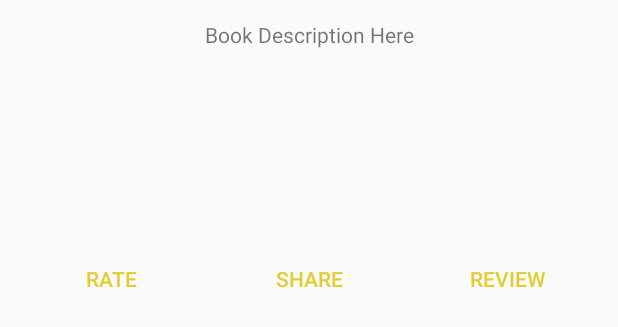
After one commit to lily514/book-app-428, an Android app: the layout book_card_layout.xml on its own in the app's theme, with its tools: preview values and no code run, on a phone screen of 412 x 824 dp. The commit adds this screen. Shown: the top 327 px of the screen. Run offline under Robolectric (Android 15) with nearby library versions, the phone set to English and light mode, and no system bars.

Commit message:
Created layout for cards to use

```diff
--- /dev/null
+++ b/app/src/main/java/com/cs428/app/bookapp/adapter/CardPresenter.java
@@ -0,0 +1,9 @@
+package com.cs428.app.bookapp.adapter;
+
+/**
+ * Created by chees on 2/26/2018.
+ */
+// http://android.xsoftlab.net/training/tv/playback/card.html
+public class CardPresenter {
+
+}
--- /dev/null
+++ b/app/src/main/res/layout/book_card_layout.xml
@@ -0,0 +1,77 @@
+<?xml version="1.0" encoding="utf-8"?>
+<android.support.constraint.ConstraintLayout xmlns:android="http://schemas.android.com/apk/res/android"
+    xmlns:app="http://schemas.android.com/apk/res-auto"
+    xmlns:tools="http://schemas.android.com/tools"
+    android:layout_width="match_parent"
+    android:layout_height="match_parent">
+
+    <LinearLayout
+        android:id="@+id/linearLayout"
+        android:layout_width="match_parent"
+        android:layout_height="match_parent"
+        android:layout_marginBottom="8dp"
+        android:layout_marginEnd="8dp"
+        android:layout_marginStart="8dp"
+        android:layout_marginTop="8dp"
+        android:orientation="vertical"
+        app:layout_constraintBottom_toBottomOf="parent"
+        app:layout_constraintEnd_toEndOf="parent"
+        app:layout_constraintHorizontal_bias="0.0"
+        app:layout_constraintStart_toStartOf="parent"
+        app:layout_constraintTop_toTopOf="parent"
+        app:layout_constraintVertical_bias="0.0">
+
+        <LinearLayout
+            android:layout_width="match_parent"
+            android:layout_height="wrap_content"
+            android:orientation="horizontal"
+            android:layout_margin="5dp">
+
+            <ImageView
+                android:layout_width="241dp"
+                android:layout_height="140dp"
+                android:layout_weight="1"
+                android:contentDescription="@string/book"
+                android:layout_marginEnd="5dp" />
+
+            <TextView
+                android:id="@+id/textView"
+                android:layout_width="match_parent"
+                android:layout_height="wrap_content"
+                android:layout_weight="1"
+                android:text="Book Description Here" />
+
+        </LinearLayout>
+
+        <LinearLayout
+            android:layout_width="match_parent"
+            android:layout_height="wrap_content"
+            android:orientation="horizontal">
+
+            <Button
+                android:id="@+id/rate_button"
+                android:layout_width="match_parent"
+                android:layout_height="wrap_content"
+                android:layout_weight="1"
+                android:text="@string/rate"
+                style="?android:attr/buttonBarButtonStyle"/>
+
+            <Button
+                android:id="@+id/share_button"
+                android:layout_width="match_parent"
+                android:layout_height="wrap_content"
+                android:layout_weight="1"
+                android:text="@string/share"
+                style="?android:attr/buttonBarButtonStyle"/>
+
+            <Button
+                android:id="@+id/review_button"
+                android:layout_width="match_parent"
+                android:layout_height="wrap_content"
+                android:layout_weight="1"
+                android:text="@string/review"
+                style="?android:attr/buttonBarButtonStyle" />
+
+        </LinearLayout>
+    </LinearLayout>
+</android.support.constraint.ConstraintLayout>
--- /dev/null
+++ b/app/src/main/res/layout/card_view_container.xml
@@ -0,0 +1,22 @@
+<?xml version="1.0" encoding="utf-8"?>
+<LinearLayout xmlns:android="http://schemas.android.com/apk/res/android"
+    xmlns:card_view="http://schemas.android.com/apk/res-auto"
+    android:layout_width="match_parent"
+    android:layout_height="match_parent"
+    xmlns:card="http://schemas.android.com/tools">
+
+    <android.support.v7.widget.CardView
+        xmlns:card_view="http://schemas.android.com/apk/res-auto"
+        android:id="@+id/card_view"
+        android:layout_gravity="center"
+        android:layout_width="200dp"
+        android:layout_height="200dp"
+        android:background="@color/primary"
+        card_view:cardCornerRadius="4dp"
+        card_view:cardElevation="4dp"
+        card:card_layout_resourceID="@layout/book_card_layout">
+
+
+    </android.support.v7.widget.CardView>
+
+</LinearLayout>
--- a/app/src/main/res/values/strings.xml
+++ b/app/src/main/res/values/strings.xml
@@ -21,5 +21,11 @@
     <string name="title_settings">Settings</string>
     <string name="title_home">Home</string>
 
+    <string name="rate">Rate</string>
+    <string name="share">Share</string>
+    <string name="review">Review</string>
+
+    <string name="book">Book</string>
+
     <string name="hello_blank_fragment">This is a blank fragment</string>
 </resources>
```
